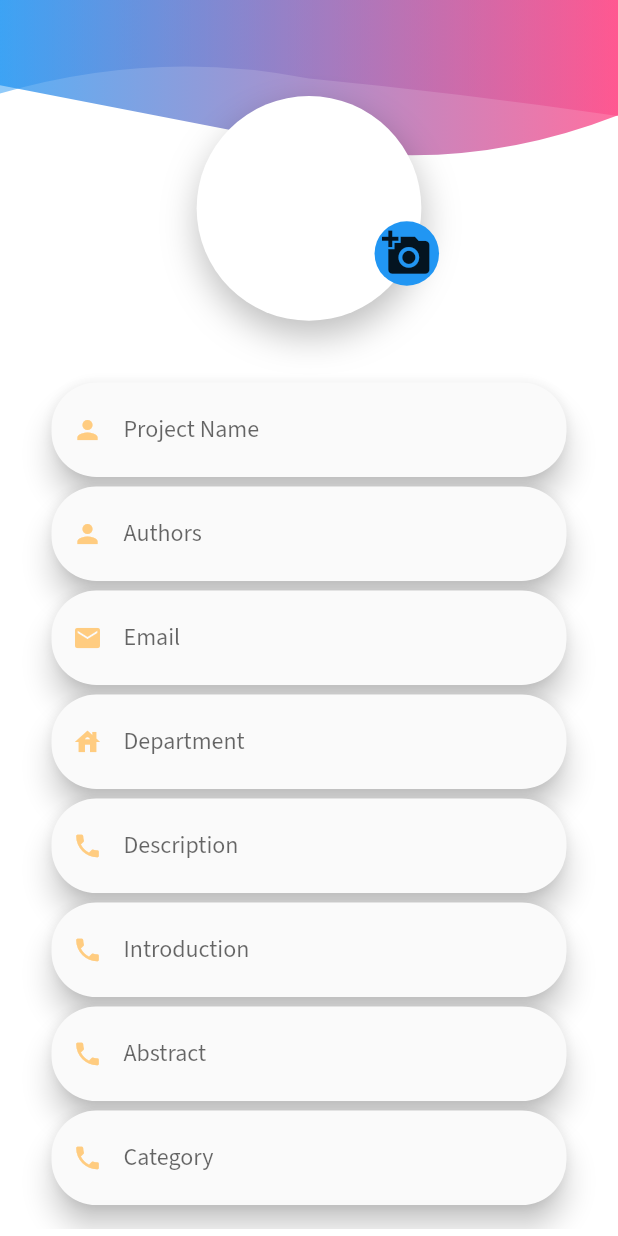
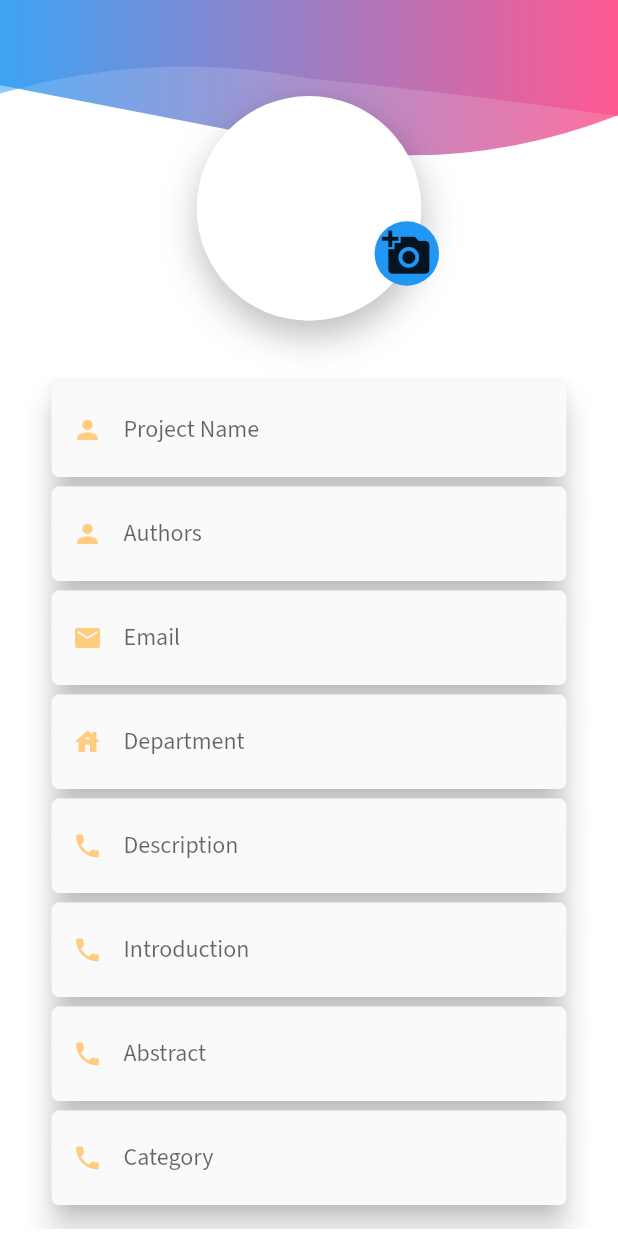
Before and after one commit to axornam/spm-fronend, a Flutter app: the AddProjectScreen screen opened directly, on a phone screen of 412 x 824 dp. Run offline on Flutter 3.47's test engine with Material 2 defaults, Android fonts, the phone set to English and light mode, and no system bars; our stand-ins replace cached_network_image, dio, file_picker, flutter_icons, flutter_spinkit, fluttertoast and 6 more; missing offline and left inert: epub_viewer, objectdb, xml2json; accounts and stored records are empty; network calls fail.

Commit message:
misc updates

```diff
--- a/lib/util/api.dart
+++ b/lib/util/api.dart
@@ -13,7 +13,7 @@ class Api {
   Dio dio = Dio();
 
   // static String apiUrl = 'http://192.168.137.1:3000/api/v1';
-  static String apiUrl = 'http://192.168.137.1:3000/api/v1';
+  static String apiUrl = 'http://192.168.137.88:3000/api/v1';
   static String registerEndPoint = '$apiUrl/users/register';
   static String loginEndPoint = '$apiUrl/users/login';
   static String getCategoriesEndPoint = '$apiUrl/categories';
--- a/lib/views/auth/signup.dart
+++ b/lib/views/auth/signup.dart
@@ -372,7 +372,8 @@ class _SignUpScreenState extends State<SignUpScreen> {
           GestureDetector(
             onTap: () {
               // Navigator.of(context).pop(SIGN_IN);
-              MyRouter.pushPageReplacement(context, SignUpScreen());
+              // MyRouter.pushPageReplacement(context, SignUpScreen());
+              MyRouter.popPage(context);
               print("Routing to Sign up screen");
             },
             child: Text(
--- a/lib/views/auth/widgets/textformfield.dart
+++ b/lib/views/auth/widgets/textformfield.dart
@@ -29,7 +29,7 @@ class CustomTextField extends StatelessWidget {
     large = ResponsiveWidget.isScreenLarge(_width, _pixelRatio);
     medium = ResponsiveWidget.isScreenMedium(_width, _pixelRatio);
     return Material(
-      borderRadius: BorderRadius.circular(30.0),
+      borderRadius: BorderRadius.circular(5.0),
       elevation: large ? 12 : (medium ? 10 : 8),
       child: TextFormField(
         controller: textEditingController,
@@ -40,7 +40,7 @@ class CustomTextField extends StatelessWidget {
           prefixIcon: Icon(icon, color: Colors.orange[200], size: 20),
           hintText: hint,
           border: OutlineInputBorder(
-              borderRadius: BorderRadius.circular(30.0),
+              borderRadius: BorderRadius.circular(5.0),
               borderSide: BorderSide.none),
         ),
       ),
--- a/lib/views/main_screen.dart
+++ b/lib/views/main_screen.dart
@@ -1,9 +1,8 @@
 import 'package:flutter/material.dart';
+import 'package:flutter_icons/flutter_icons.dart';
 import 'package:studentprojectmanager/util/dialogs.dart';
-import 'package:studentprojectmanager/views/explore/explore.dart';
 import 'package:studentprojectmanager/views/home/home.dart';
 import 'package:studentprojectmanager/views/settings/settings.dart';
-import 'package:flutter_icons/flutter_icons.dart';
 
 class MainScreen extends StatefulWidget {
   @override
--- a/pubspec.yaml
+++ b/pubspec.yaml
@@ -41,6 +41,7 @@ dependencies:
   http: ^0.13.0
   file_picker:
   image_picker:
+  dropdown_button2: ^1.2.0
 
 dev_dependencies:
   flutter_test:
```
Also changed, not shown: lib/views/details/details.dart (+20 -7 lines), pubspec.lock.
